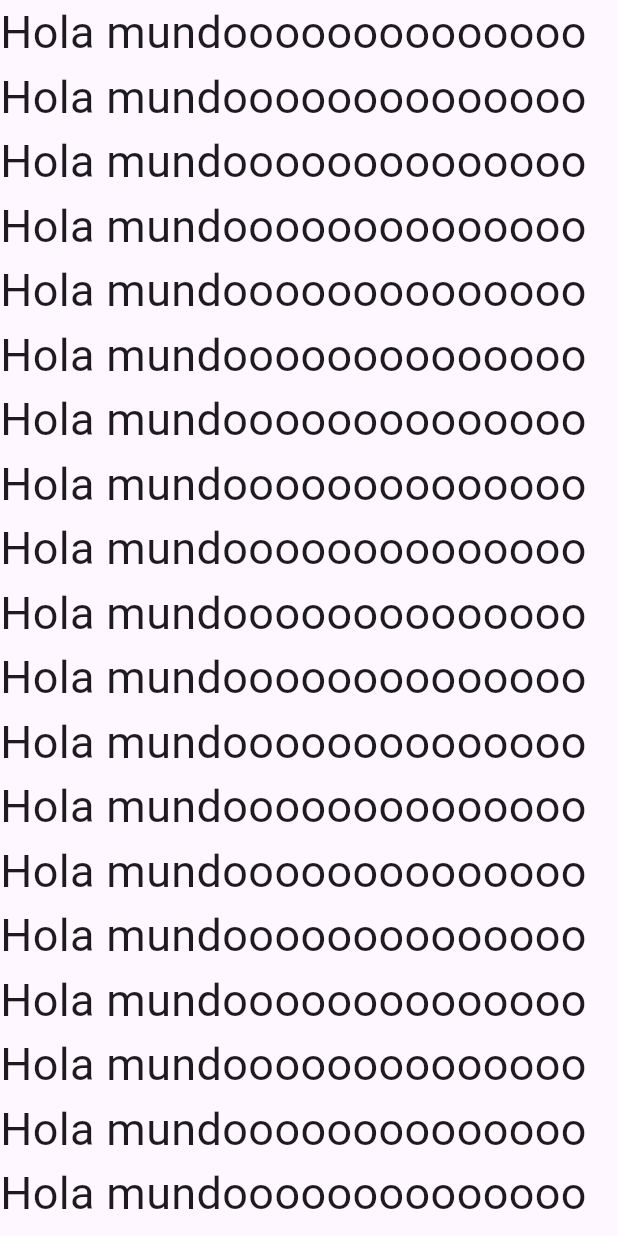
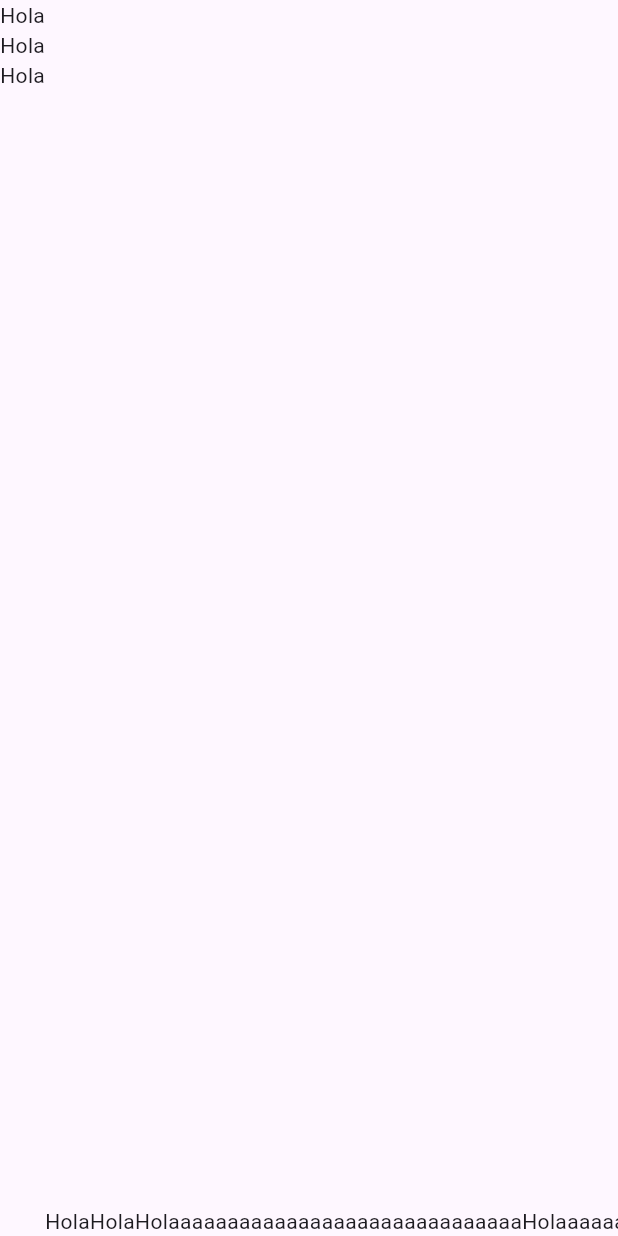
Before and after one commit to rosariogt/flutter-basic, a Flutter app: the NowPlayingPage screen opened by its route, on a phone screen of 412 x 824 dp. Run offline on Flutter 3.47's test engine with Material 3 defaults, Android fonts, the phone set to English and light mode, and no system bars; our stand-ins replace page_transition; project files that could hold a hidden picture were left out.

Commit message:
Mod4. Creacion de myRow

```diff
--- a/lib/Pages/NowPlayingPage.dart
+++ b/lib/Pages/NowPlayingPage.dart
@@ -2,6 +2,7 @@ import 'package:flutter/cupertino.dart';
 import 'package:flutter/material.dart';
 import 'package:projects/Pages/PlayListPage.dart';
 import 'package:projects/Widget/Multichild/MyColumn.dart';
+import 'package:projects/Widget/Multichild/MyRow.dart';
 
 class NowPlayingPage extends StatefulWidget {
   @override
@@ -15,7 +16,7 @@ class NowPlayingPageState extends State<NowPlayingPage> {
     // TODO: implement build
     return Scaffold(
       body: SafeArea(
-        child:   MyColumn(),
+        child: MyRow(),
       ),
     );
   }
--- /dev/null
+++ b/lib/Widget/Multichild/MyRow.dart
@@ -0,0 +1,31 @@
+import 'package:flutter/cupertino.dart';
+
+class MyRow extends StatelessWidget {
+  @override
+  Widget build(BuildContext context) {
+    // TODO: implement build
+    return SingleChildScrollView(
+        scrollDirection: Axis.horizontal,
+        child: Row(
+      mainAxisAlignment: MainAxisAlignment.spaceBetween,
+      crossAxisAlignment: CrossAxisAlignment.end,
+      children: [
+        Column(
+          children: [
+            Text("Hola"),
+            Text("Hola"),
+            Text("Hola"),
+          ],
+        ),
+        Text("Hola"),
+        Text("Hola"),
+        Text("Holaaaaaaaaaaaaaaaaaaaaaaaaaaaaaa"),
+        Text("Holaaaaaaaaaaaaaaaaaaaaaaaaaaaaaa"),
+        Text("Holaaaaaaaaaaaaaaaaaaaaaaaaaaaaaa"),
+        Text("Holaaaaaaaaaaaaaaaaaaaaaaaaaaaaaa")
+      ],
+    ));
+  }
+
+
+}
```
